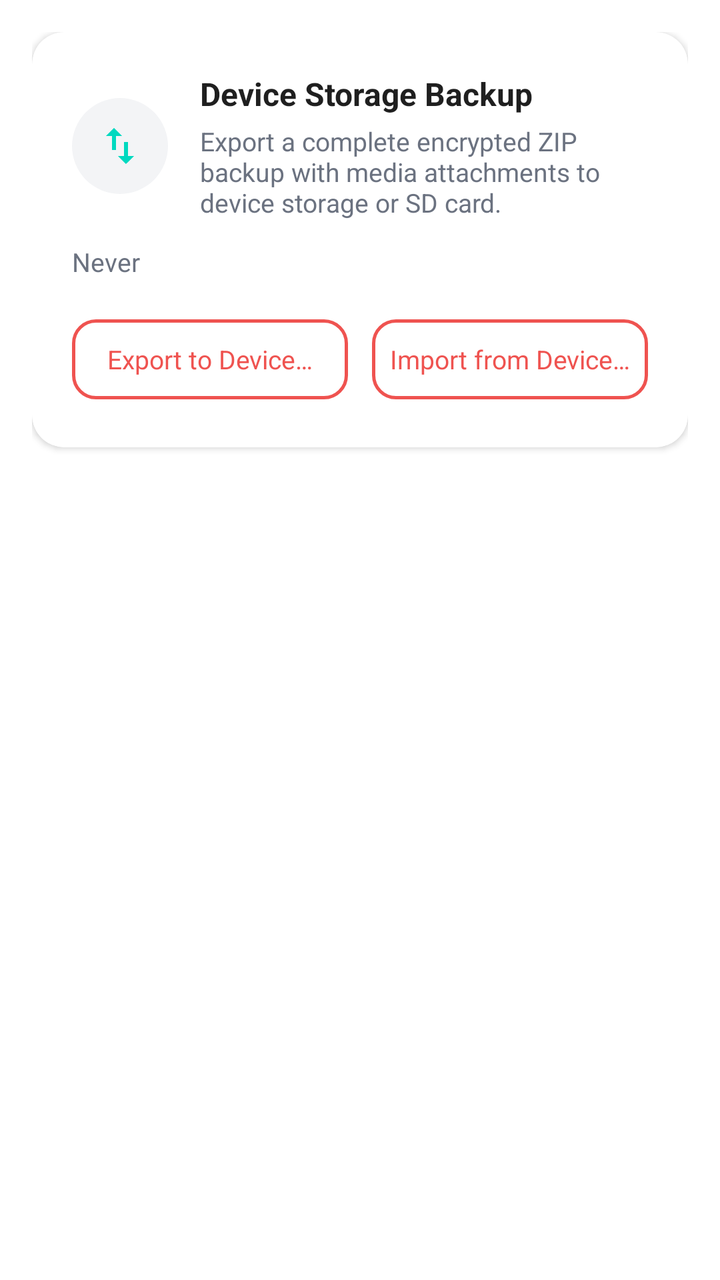
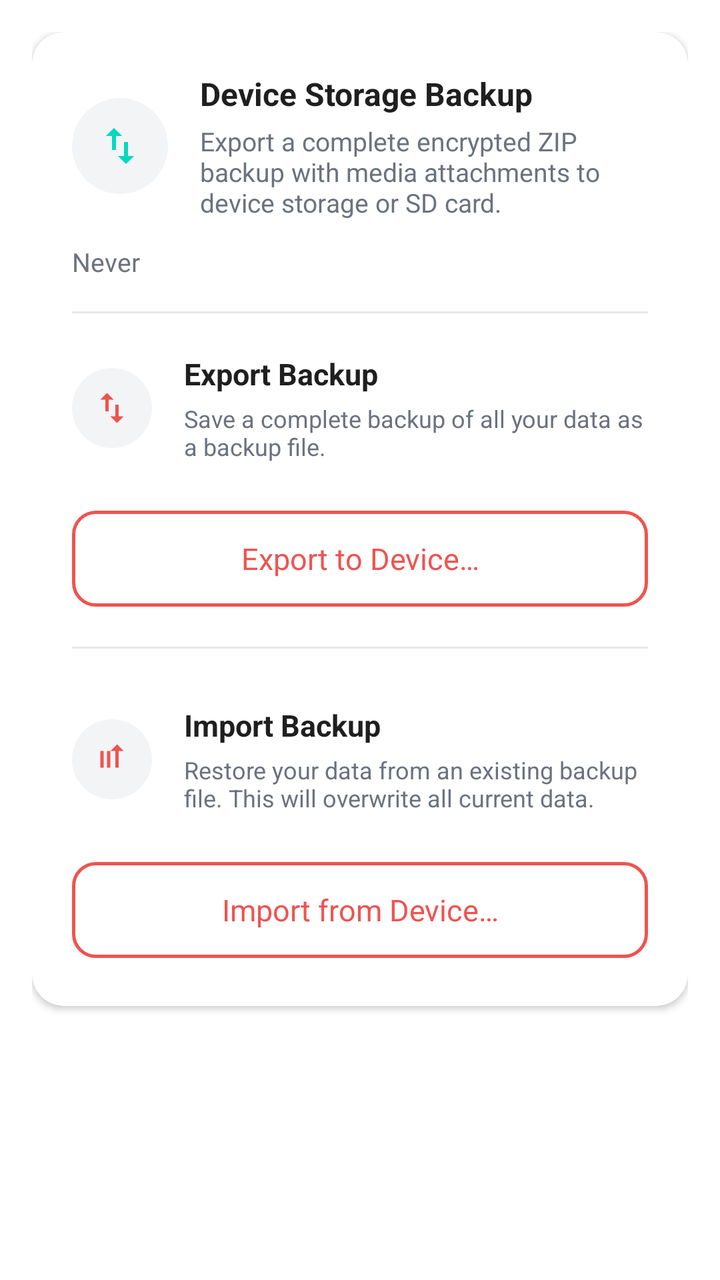

Compare the two renders of this Android layout. The source of the first and the diff that turns it into the second are given below.
<!-- AndroidManifest.xml: another module's application theme Theme.Backpack -->
<!-- res/layout/view_local_backup.xml -->
<?xml version="1.0" encoding="utf-8"?>
<LinearLayout xmlns:android="http://schemas.android.com/apk/res/android"
    xmlns:app="http://schemas.android.com/apk/res-auto"
    xmlns:tools="http://schemas.android.com/tools"
    android:layout_width="match_parent"
    android:layout_height="wrap_content"
    android:orientation="vertical"
    android:padding="16dp">

    <com.google.android.material.card.MaterialCardView
        android:id="@+id/cardLocalBackup"
        android:layout_width="match_parent"
        android:layout_height="wrap_content"
        app:cardBackgroundColor="@color/bp_card_background"
        app:cardCornerRadius="16dp"
        app:cardElevation="2dp"
        app:strokeWidth="0dp">

        <LinearLayout
            android:layout_width="match_parent"
            android:layout_height="wrap_content"
            android:orientation="vertical"
            android:padding="20dp">

            
            <LinearLayout
                android:layout_width="match_parent"
                android:layout_height="wrap_content"
                android:gravity="center_vertical"
                android:orientation="horizontal">

                <FrameLayout
                    android:layout_width="48dp"
                    android:layout_height="48dp"
                    android:background="@drawable/bg_icon_circle">

                    <ImageView
                        android:id="@+id/ivLocalBackupIcon"
                        android:layout_width="24dp"
                        android:layout_height="24dp"
                        android:layout_gravity="center"
                        android:src="@drawable/ic_export"
                        app:tint="@color/bp_primary_teal" />
                </FrameLayout>

                <LinearLayout
                    android:layout_width="0dp"
                    android:layout_height="wrap_content"
                    android:layout_marginStart="16dp"
                    android:layout_weight="1"
                    android:orientation="vertical">

                    <TextView
                        android:id="@+id/tvLocalTitle"
                        android:layout_width="wrap_content"
                        android:layout_height="wrap_content"
                        android:text="@string/bp_local_backup_title"
                        android:textColor="@color/bp_text_primary"
                        android:textSize="16sp"
                        android:textStyle="bold" />

                    <TextView
                        android:id="@+id/tvLocalDescription"
                        android:layout_width="wrap_content"
                        android:layout_height="wrap_content"
                        android:layout_marginTop="4dp"
                        android:text="@string/bp_local_backup_desc"
                        android:textColor="@color/bp_text_secondary"
                        android:textSize="13sp" />
                </LinearLayout>
            </LinearLayout>

            <TextView
                android:id="@+id/tvLocalLastBackupTime"
                android:layout_width="wrap_content"
                android:layout_height="wrap_content"
                android:layout_marginTop="12dp"
                android:text="@string/bp_local_last_backup_never"
                android:textColor="@color/bp_text_secondary"
                android:textSize="13sp" />

            
            <ProgressBar
                android:id="@+id/pbLocal"
                style="?android:attr/progressBarStyleHorizontal"
                android:layout_width="match_parent"
                android:layout_height="8dp"
                android:layout_marginTop="12dp"
                android:max="100"
                android:progress="0"
                android:progressTint="@color/bp_primary_teal"
                android:visibility="gone" />

            <TextView
                android:id="@+id/tvLocalProgressStatus"
                android:layout_width="wrap_content"
                android:layout_height="wrap_content"
                android:layout_gravity="center"
                android:layout_marginTop="6dp"
                android:textColor="@color/bp_text_secondary"
                android:textSize="12sp"
                android:visibility="gone" />

            
            <LinearLayout
                android:layout_width="match_parent"
                android:layout_height="wrap_content"
                android:layout_marginTop="16dp"
                android:orientation="horizontal">

                <com.google.android.material.button.MaterialButton
                    android:id="@+id/btnExportLocal"
                    style="@style/Widget.Backpack.Button.Outlined"
                    android:layout_width="0dp"
                    android:layout_height="wrap_content"
                    android:minHeight="48dp"
                    android:paddingHorizontal="8dp"
                    android:paddingVertical="8dp"
                    android:layout_marginEnd="6dp"
                    android:layout_weight="1"
                    android:text="@string/bp_local_export_btn"
                    android:textSize="13sp" />

                <com.google.android.material.button.MaterialButton
                    android:id="@+id/btnImportLocal"
                    style="@style/Widget.Backpack.Button.Outlined"
                    android:layout_width="0dp"
                    android:layout_height="wrap_content"
                    android:minHeight="48dp"
                    android:paddingHorizontal="8dp"
                    android:paddingVertical="8dp"
                    android:layout_marginStart="6dp"
                    android:layout_weight="1"
                    android:text="@string/bp_local_import_btn"
                    android:textSize="13sp" />
            </LinearLayout>
        </LinearLayout>
    </com.google.android.material.card.MaterialCardView>

</LinearLayout>
<!-- resources referenced by this layout -->
<resources>
  <color name="bp_card_background">#FFFFFF</color>
  <color name="bp_primary_teal">#00D9C0</color>
  <color name="bp_text_primary">#1F1F1F</color>
  <color name="bp_text_secondary">#6B7280</color>
  <!-- drawable bg_icon_circle (drawable) -->
  <?xml version="1.0" encoding="utf-8"?>
  <shape xmlns:android="http://schemas.android.com/apk/res/android"
      android:shape="oval">
      <solid android:color="@color/bp_icon_background" />
  </shape>
  <!-- drawable ic_export (drawable) -->
  <vector xmlns:android="http://schemas.android.com/apk/res/android"
      android:width="24dp"
      android:height="24dp"
      android:viewportWidth="24"
      android:viewportHeight="24">
      <path
          android:fillColor="@android:color/white"
          android:pathData="M9,3L5,6.99h3L8,14h2L10,6.99h3L9,3zM16,17.01L16,10h-2v7.01h-3L15,21l4,-3.99h-3z"/>
  </vector>
  <string name="bp_local_backup_desc">Export a complete encrypted ZIP backup with media attachments to device storage or SD card.</string>
  <string name="bp_local_backup_title">Device Storage Backup</string>
  <string name="bp_local_export_btn">Export to Device…</string>
  <string name="bp_local_import_btn">Import from Device…</string>
  <string name="bp_local_last_backup_never">Never</string>
  <style name="Widget.Backpack.Button.Outlined" parent="Widget.Material3.Button.OutlinedButton">
          <item name="android:textColor">@color/bp_primary_cyan</item>
          <item name="strokeColor">@color/bp_primary_cyan</item>
          <item name="strokeWidth">1.5dp</item>
          <item name="cornerRadius">12dp</item>
          <item name="android:textAllCaps">false</item>
      </style>
  <style name="Theme.Backpack" parent="Base.Theme.Backpack" />
  <color name="bp_icon_background">#F3F4F6</color>
  <color name="bp_primary_cyan">#EF5350</color>
  <style name="Base.Theme.Backpack" parent="Theme.MaterialComponents.Light.DarkActionBar">
          
          
      </style>
</resources>

<!-- the commit's change to res/layout/view_local_backup.xml (unified diff, before → after) -->
@@ -84,8 +84,8 @@
                 android:id="@+id/pbLocal"
                 style="?android:attr/progressBarStyleHorizontal"
                 android:layout_width="match_parent"
-                android:layout_height="8dp"
-                android:layout_marginTop="12dp"
+                android:layout_height="10dp"
+                android:layout_marginTop="16dp"
                 android:max="100"
                 android:progress="0"
                 android:progressTint="@color/bp_primary_teal"
@@ -96,44 +96,146 @@
                 android:layout_width="wrap_content"
                 android:layout_height="wrap_content"
                 android:layout_gravity="center"
-                android:layout_marginTop="6dp"
+                android:layout_marginTop="8dp"
+                android:text="@string/bp_backing_up"
                 android:textColor="@color/bp_text_secondary"
-                android:textSize="12sp"
+                android:textSize="13sp"
                 android:visibility="gone" />
 
             
+            <View
+                android:layout_width="match_parent"
+                android:layout_height="1dp"
+                android:layout_marginTop="16dp"
+                android:layout_marginBottom="8dp"
+                android:background="@color/bp_divider" />
+
+            
             <LinearLayout
-                android:layout_width="match_parent"
-                android:layout_height="wrap_content"
-                android:layout_marginTop="16dp"
-                android:orientation="horizontal">
-
-                <com.google.android.material.button.MaterialButton
-                    android:id="@+id/btnExportLocal"
-                    style="@style/Widget.Backpack.Button.Outlined"
+                android:id="@+id/layoutLocalExport"
+                android:layout_width="match_parent"
+                android:layout_height="wrap_content"
+                android:background="?attr/selectableItemBackground"
+                android:gravity="center_vertical"
+                android:orientation="horizontal"
+                android:paddingVertical="12dp">
+
+                <FrameLayout
+                    android:layout_width="40dp"
+                    android:layout_height="40dp"
+                    android:background="@drawable/bg_icon_circle">
+
+                    <ImageView
+                        android:id="@+id/ivExportLocalRow"
+                        android:layout_width="20dp"
+                        android:layout_height="20dp"
+                        android:layout_gravity="center"
+                        android:src="@drawable/ic_export"
+                        app:tint="@color/bp_primary_cyan" />
+                </FrameLayout>
+
+                <LinearLayout
                     android:layout_width="0dp"
                     android:layout_height="wrap_content"
-                    android:minHeight="48dp"
-                    android:paddingHorizontal="8dp"
-                    android:paddingVertical="8dp"
-                    android:layout_marginEnd="6dp"
+                    android:layout_marginStart="16dp"
                     android:layout_weight="1"
-                    android:text="@string/bp_local_export_btn"
-                    android:textSize="13sp" />
-
-                <com.google.android.material.button.MaterialButton
-                    android:id="@+id/btnImportLocal"
-                    style="@style/Widget.Backpack.Button.Outlined"
+                    android:orientation="vertical">
+
+                    <TextView
+                        android:id="@+id/tvExportLocalTitle"
+                        android:layout_width="wrap_content"
+                        android:layout_height="wrap_content"
+                        android:text="@string/bp_export_title"
+                        android:textColor="@color/bp_text_primary"
+                        android:textSize="15sp"
+                        android:textStyle="bold" />
+
+                    <TextView
+                        android:id="@+id/tvExportLocalDescription"
+                        android:layout_width="wrap_content"
+                        android:layout_height="wrap_content"
+                        android:layout_marginTop="4dp"
+                        android:text="@string/bp_export_desc"
+                        android:textColor="@color/bp_text_secondary"
+                        android:textSize="12sp" />
+                </LinearLayout>
+            </LinearLayout>
+
+            <Button
+                android:id="@+id/btnExportLocal"
+                style="@style/Widget.Backpack.Button.Outlined"
+                android:layout_width="match_parent"
+                android:layout_height="56dp"
+                android:layout_marginTop="8dp"
+                android:text="@string/bp_local_export_btn"
+                android:textSize="15sp" />
+
+            
+            <View
+                android:layout_width="match_parent"
+                android:layout_height="1dp"
+                android:layout_marginVertical="16dp"
+                android:background="@color/bp_divider" />
+
+            
+            <LinearLayout
+                android:id="@+id/layoutLocalImport"
+                android:layout_width="match_parent"
+                android:layout_height="wrap_content"
+                android:background="?attr/selectableItemBackground"
+                android:gravity="center_vertical"
+                android:orientation="horizontal"
+                android:paddingVertical="12dp">
+
+                <FrameLayout
+                    android:layout_width="40dp"
+                    android:layout_height="40dp"
+                    android:background="@drawable/bg_icon_circle">
+
+                    <ImageView
+                        android:id="@+id/ivImportLocalRow"
+                        android:layout_width="20dp"
+                        android:layout_height="20dp"
+                        android:layout_gravity="center"
+                        android:src="@drawable/ic_import"
+                        app:tint="@color/bp_primary_cyan" />
+                </FrameLayout>
+
+                <LinearLayout
                     android:layout_width="0dp"
                     android:layout_height="wrap_content"
-                    android:minHeight="48dp"
-                    android:paddingHorizontal="8dp"
-                    android:paddingVertical="8dp"
-                    android:layout_marginStart="6dp"
+                    android:layout_marginStart="16dp"
                     android:layout_weight="1"
-                    android:text="@string/bp_local_import_btn"
-                    android:textSize="13sp" />
+                    android:orientation="vertical">
+
+                    <TextView
+                        android:id="@+id/tvImportLocalTitle"
+                        android:layout_width="wrap_content"
+                        android:layout_height="wrap_content"
+                        android:text="@string/bp_import_title"
+                        android:textColor="@color/bp_text_primary"
+                        android:textSize="15sp"
+                        android:textStyle="bold" />
+
+                    <TextView
+                        android:id="@+id/tvImportLocalDescription"
+                        android:layout_width="wrap_content"
+                        android:layout_height="wrap_content"
+                        android:layout_marginTop="4dp"
+                        android:text="@string/bp_import_desc"
+                        android:textColor="@color/bp_text_secondary"
+                        android:textSize="12sp" />
+                </LinearLayout>
             </LinearLayout>
+
+            <Button
+                android:id="@+id/btnImportLocal"
+                style="@style/Widget.Backpack.Button.Outlined"
+                android:layout_width="match_parent"
+                android:layout_height="56dp"
+                android:layout_marginTop="8dp"
+                android:text="@string/bp_local_import_btn"
+                android:textSize="15sp" />
         </LinearLayout>
     </com.google.android.material.card.MaterialCardView>
 
<!-- resource entries referenced after the edit -->
@@ -1,6 +1,7 @@
 <!-- resources referenced by this layout -->
 <resources>
   <color name="bp_card_background">#FFFFFF</color>
+  <color name="bp_divider">#E5E7EB</color>
   <color name="bp_primary_teal">#00D9C0</color>
   <color name="bp_text_primary">#1F1F1F</color>
   <color name="bp_text_secondary">#6B7280</color>
@@ -20,6 +21,21 @@
           android:fillColor="@android:color/white"
           android:pathData="M9,3L5,6.99h3L8,14h2L10,6.99h3L9,3zM16,17.01L16,10h-2v7.01h-3L15,21l4,-3.99h-3z"/>
   </vector>
+  <!-- drawable ic_import (drawable) -->
+  <vector xmlns:android="http://schemas.android.com/apk/res/android"
+      android:width="24dp"
+      android:height="24dp"
+      android:viewportWidth="24"
+      android:viewportHeight="24">
+      <path
+          android:fillColor="@android:color/white"
+          android:pathData="M15,3L19,7H16V17H14V7H11L15,3M5,17V7H7V17H5M9,17V7H11V17H9Z"/>
+  </vector>
+  <string name="bp_backing_up">Backing up…</string>
+  <string name="bp_export_desc">Save a complete backup of all your data as a backup file.</string>
+  <string name="bp_export_title">Export Backup</string>
+  <string name="bp_import_desc">Restore your data from an existing backup file. This will overwrite all current data.</string>
+  <string name="bp_import_title">Import Backup</string>
   <string name="bp_local_backup_desc">Export a complete encrypted ZIP backup with media attachments to device storage or SD card.</string>
   <string name="bp_local_backup_title">Device Storage Backup</string>
   <string name="bp_local_export_btn">Export to Device…</string>
